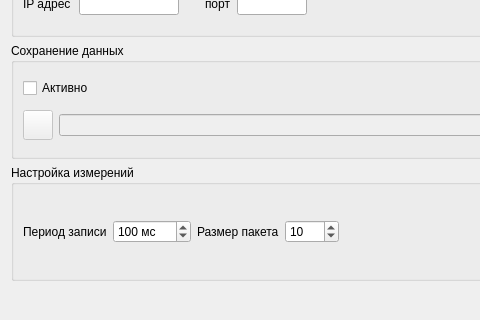
Tyill/SVisual, file src/SVMonitor/forms/settingsPanel.ui: the form before one commit; both pictures show x 0 to 480 and y 336 to 656 of the 695 by 656 pixel window.
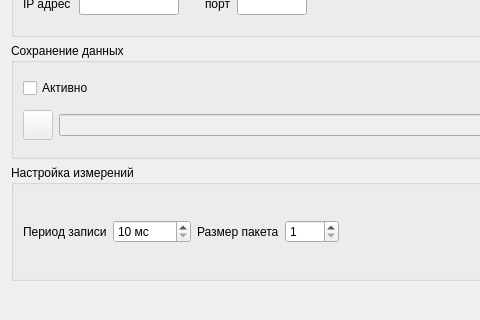
The form after the commit. Icons and pictures are not drawn.

```diff
--- a/src/SVMonitor/forms/settingsPanel.ui
+++ b/src/SVMonitor/forms/settingsPanel.ui
@@ -509,7 +509,7 @@
           <property name="maximum">
            <number>60000</number>
           </property>
-          <property name="value">
+          <property name="Value">
            <number>100</number>
           </property>
          </widget>
@@ -529,7 +529,7 @@
           <property name="maximum">
            <number>1000</number>
           </property>
-          <property name="value">
+          <property name="Value">
            <number>10</number>
           </property>
          </widget>
```
